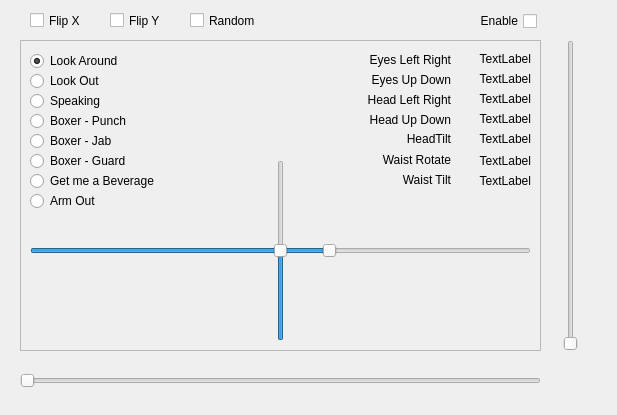
The window that src/inmoov_tools/look/look.ui (mattedminster/inmoov_ros) describes before a commit, drawn with Qt 5.
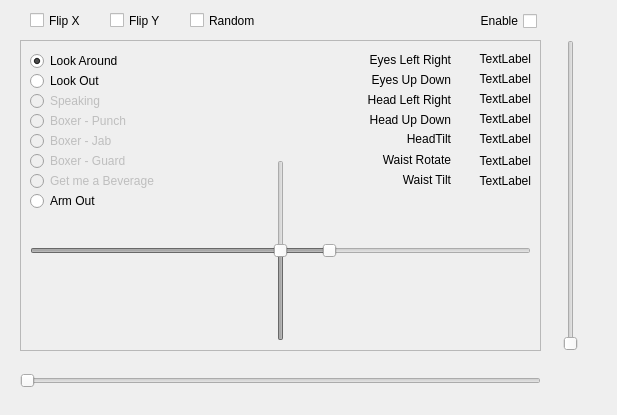
The same window after the commit.

Diff of the .ui file:
```diff
--- a/src/inmoov_tools/look/look.ui
+++ b/src/inmoov_tools/look/look.ui
@@ -302,6 +302,9 @@
      </property>
     </widget>
     <widget class="QRadioButton" name="radioSpeaking">
+     <property name="enabled">
+      <bool>false</bool>
+     </property>
      <property name="geometry">
       <rect>
        <x>10</x>
@@ -315,6 +318,9 @@
      </property>
     </widget>
     <widget class="QRadioButton" name="radioPunch">
+     <property name="enabled">
+      <bool>false</bool>
+     </property>
      <property name="geometry">
       <rect>
        <x>10</x>
@@ -328,6 +334,9 @@
      </property>
     </widget>
     <widget class="QRadioButton" name="radioBoxerJab">
+     <property name="enabled">
+      <bool>false</bool>
+     </property>
      <property name="geometry">
       <rect>
        <x>10</x>
@@ -341,6 +350,9 @@
      </property>
     </widget>
     <widget class="QRadioButton" name="radioBoxerGuard">
+     <property name="enabled">
+      <bool>false</bool>
+     </property>
      <property name="geometry">
       <rect>
        <x>10</x>
@@ -354,6 +366,9 @@
      </property>
     </widget>
     <widget class="QRadioButton" name="radioBeverage">
+     <property name="enabled">
+      <bool>false</bool>
+     </property>
      <property name="geometry">
       <rect>
        <x>10</x>
@@ -367,6 +382,9 @@
      </property>
     </widget>
     <widget class="QSlider" name="sliderX">
+     <property name="enabled">
+      <bool>false</bool>
+     </property>
      <property name="geometry">
       <rect>
        <x>10</x>
@@ -389,6 +407,9 @@
      </property>
     </widget>
     <widget class="QSlider" name="sliderY">
+     <property name="enabled">
+      <bool>false</bool>
+     </property>
      <property name="geometry">
       <rect>
        <x>250</x>
```
Left out of the diff: 3 changed lines with no effect on the pictures.
